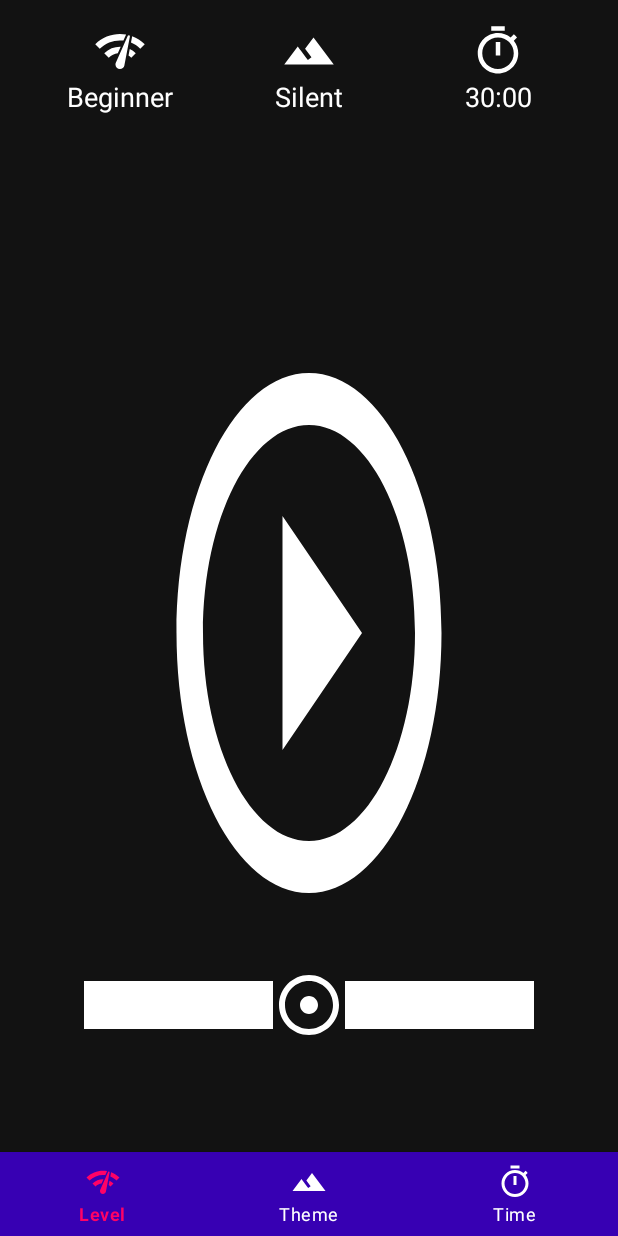
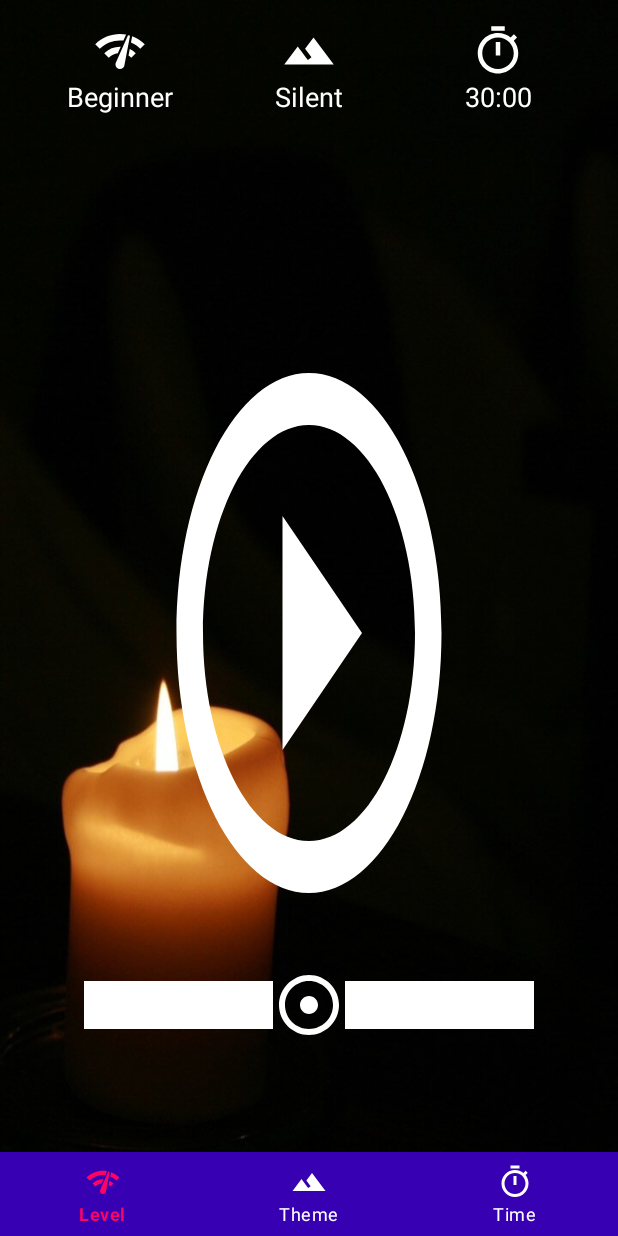
Before and after one commit to naoki1026/Meditation, an Android app: the screen it shows after launch (MainActivity), on a phone screen of 412 x 824 dp. Run offline under Robolectric (Android 15) with nearby library versions, the phone set to English and light mode, and no system bars; our stand-ins replace data binding.

Commit message:
セクション6まで

```diff
--- a/app/build.gradle
+++ b/app/build.gradle
@@ -1,6 +1,7 @@
 apply plugin: 'com.android.application'
 apply plugin: 'kotlin-android'
 apply plugin: 'kotlin-android-extensions'
+apply plugin: 'kotlin-kapt'
 
 android {
     compileSdkVersion 29
@@ -34,6 +35,9 @@ android {
     kotlinOptions {
         jvmTarget = "1.8"
     }
+    dataBinding {
+        enabled = true
+    }
 
 }
 
@@ -51,6 +55,8 @@ dependencies {
     androidTestImplementation 'androidx.test.ext:junit:1.1.1'
     androidTestImplementation 'androidx.test.espresso:espresso-core:3.2.0'
     implementation "androidx.fragment:fragment-ktx:1.2.4"
+    implementation 'com.github.bumptech.glide:glide:4.11.0'
+    kapt 'com.github.bumptech.glide:compiler:4.11.0'
 
     def lifecycle_version = "2.2.0"
 
--- a/app/src/main/java/com/example/meditation/MainFragment.kt
+++ b/app/src/main/java/com/example/meditation/MainFragment.kt
@@ -1,13 +1,20 @@
 package com.example.meditation
 
+import android.graphics.drawable.Drawable
 import android.os.Bundle
 import androidx.fragment.app.Fragment
 import android.view.LayoutInflater
 import android.view.View
 import android.view.ViewGroup
+import androidx.constraintlayout.widget.ConstraintLayout
+import androidx.databinding.DataBindingUtil
 import androidx.fragment.app.viewModels
 import androidx.lifecycle.Observer
 import androidx.lifecycle.ViewModelProvider
+import com.bumptech.glide.Glide
+import com.bumptech.glide.request.target.SimpleTarget
+import com.bumptech.glide.request.transition.Transition
+import com.example.meditation.databinding.FragmentMainBinding
 import kotlinx.android.synthetic.main.fragment_main.*
 
 /**
@@ -16,45 +23,51 @@ import kotlinx.android.synthetic.main.fragment_main.*
 class MainFragment : Fragment() {
 
     private val viewModel: MainViewModel by viewModels()
-//    private val viewModel: MainViewModel by activityViewModels()
+    private lateinit var binding : FragmentMainBinding
 
     override fun onCreateView(
         inflater: LayoutInflater, container: ViewGroup?,
         savedInstanceState: Bundle?
     ): View? {
         // Inflate the layout for this fragment
-        return inflater.inflate(R.layout.fragment_main, container, false)
+        binding = DataBindingUtil.inflate(inflater, R.layout.fragment_main, container, false)
+        val view = binding.root
+        return view
+//        return inflater.inflate(R.layout.fragment_main, container, false)
     }
 
     override fun onActivityCreated(savedInstanceState: Bundle?) {
         super.onActivityCreated(savedInstanceState)
         viewModel.initParameters()
+        binding.apply {
+            viewmodel = viewModel
+            setLifecycleOwner(activity)
+        }
+
         btnPlay.setBackgroundResource(R.drawable.ic_play_circle_outline_black_24dp)
         observeViewModel()
     }
 
     private fun observeViewModel() {
-        viewModel.txtLevel.observe(viewLifecycleOwner, Observer { levelTxt ->
-            txtLevel.text = levelTxt
-        })
-        viewModel.txtTheme.observe(viewLifecycleOwner, Observer { themeTxt ->
-            txtTheme.text = themeTxt
-        })
-        viewModel.displayTimeSeconds.observe(viewLifecycleOwner, Observer { displayTime ->
-            txtTime.text = displayTime
-        })
-        viewModel.msgUpperSmall.observe(viewLifecycleOwner, Observer { upperTxt ->
-            txtMsgUpperSmall.text = upperTxt
-        })
-        viewModel.msgLowerLarge.observe(viewLifecycleOwner, Observer { lowerTxt ->
-            txtMsgLowerLarge.text = lowerTxt
-        })
         viewModel.playStatus.observe(viewLifecycleOwner, Observer {status ->
             when(status) {
                 PlayStatus.BEFORE_START -> btnPlay.setBackgroundResource(R.drawable.button_play)
             }
         })
+        viewModel.themePicFilResId.observe(viewLifecycleOwner, Observer {themePicResId ->
+            loadBackgroundImage(this, themePicResId, meditation_screen)
+        })
     }
 
-
+    private fun loadBackgroundImage(
+        mainFragment: MainFragment,
+        themePicResId: Int?,
+        meditationScreen: ConstraintLayout?
+    ) {
+        Glide.with(mainFragment).load(themePicResId).into(object : SimpleTarget<Drawable>(){
+            override fun onResourceReady(resource: Drawable, transition: Transition<in Drawable>?) {
+                meditation_screen?.background = resource
+            }
+        })
+    }
 }
--- a/app/src/main/res/layout/fragment_main.xml
+++ b/app/src/main/res/layout/fragment_main.xml
@@ -1,8 +1,17 @@
 <?xml version="1.0" encoding="utf-8"?>
 
-<androidx.constraintlayout.widget.ConstraintLayout xmlns:android="http://schemas.android.com/apk/res/android"
+<layout
+    xmlns:android="http://schemas.android.com/apk/res/android"
     xmlns:app="http://schemas.android.com/apk/res-auto"
-    xmlns:tools="http://schemas.android.com/tools"
+    xmlns:tools="http://schemas.android.com/tools">
+
+    <data>
+        <variable
+            name="viewmodel"
+            type="com.example.meditation.MainViewModel" />
+    </data>
+
+    <androidx.constraintlayout.widget.ConstraintLayout
         android:id="@+id/meditation_screen"
         android:layout_width="match_parent"
         android:layout_height="match_parent"
@@ -66,7 +75,8 @@
                 android:gravity="top"
                 android:textAlignment="center"
                 android:textColor="@android:color/white"
-            android:textSize="18sp" />
+                android:textSize="18sp"
+                android:text="@{viewmodel.txtLevel}"/>
 
             <TextView
                 android:id="@+id/txtTheme"
@@ -76,7 +86,8 @@
                 android:gravity="top"
                 android:textAlignment="center"
                 android:textColor="@android:color/white"
-            android:textSize="18sp" />
+                android:textSize="18sp"
+                android:text="@{viewmodel.txtTheme}"/>
 
             <TextView
                 android:id="@+id/txtTime"
@@ -86,7 +97,8 @@
                 android:gravity="top"
                 android:textAlignment="center"
                 android:textColor="@android:color/white"
-            android:textSize="18sp" />
+                android:textSize="18sp"
+                android:text="@{viewmodel.displayTimeSeconds}"/>
 
         </LinearLayout>
 
@@ -140,7 +152,8 @@
             android:textSize="30sp"
             app:layout_constraintEnd_toEndOf="parent"
             app:layout_constraintStart_toStartOf="parent"
-        app:layout_constraintTop_toBottomOf="@+id/linearLayout" />
+            app:layout_constraintTop_toBottomOf="@+id/linearLayout"
+            android:text="@{viewmodel.msgUpperSmall}"/>
 
         <TextView
             android:id="@+id/txtMsgLowerLarge"
@@ -154,7 +167,8 @@
             android:textSize="48sp"
             app:layout_constraintEnd_toEndOf="parent"
             app:layout_constraintStart_toStartOf="parent"
-        app:layout_constraintTop_toBottomOf="@+id/txtMsgUpperSmall" />
+            app:layout_constraintTop_toBottomOf="@+id/txtMsgUpperSmall"
+            android:text="@{viewmodel.msgLowerLarge}"/>
 
 
         <TextView
@@ -172,6 +186,5 @@
             app:layout_constraintBottom_toBottomOf="parent"
             app:layout_constraintEnd_toEndOf="parent"
             app:layout_constraintStart_toStartOf="parent" />
-
-
     </androidx.constraintlayout.widget.ConstraintLayout>
+</layout>
```
Lines whose indentation alone changed are shown as unchanged.
